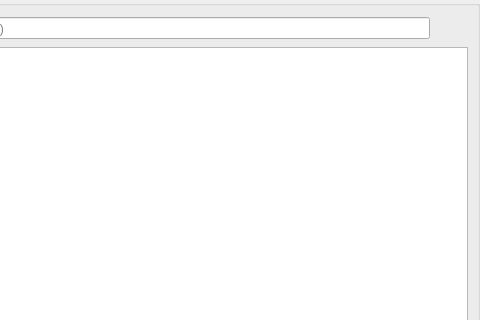
newlifes01/Synology_VideoStation_Master, file ui/main_window.ui: the form before one commit; both pictures show x 482 to 962 and y 0 to 320 of the 962 by 851 pixel window.
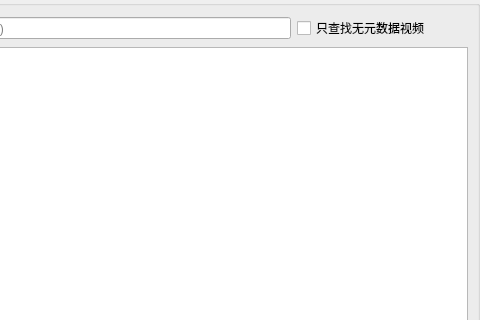
The form after the commit. Icons and pictures are not drawn. Custom widgets are drawn as their Qt base class.

Commit message: 添加只搜索空元数据选项

Patch:
```diff
--- a/ui/main_window.ui
+++ b/ui/main_window.ui
@@ -90,6 +90,13 @@
          </widget>
         </item>
         <item row="0" column="4">
+         <widget class="QCheckBox" name="chk_only_nil">
+          <property name="text">
+           <string>只查找无元数据视频</string>
+          </property>
+         </widget>
+        </item>
+        <item row="0" column="5">
          <widget class="QPushButton" name="btn_dsm_search">
           <property name="sizePolicy">
            <sizepolicy hsizetype="Fixed" vsizetype="Fixed">
@@ -127,7 +134,7 @@
           </property>
          </widget>
         </item>
-        <item row="1" column="0" colspan="5">
+        <item row="1" column="0" colspan="6">
          <widget class="TblSeacheResult" name="tbl_search_result_widget">
           <property name="selectionBehavior">
            <enum>QAbstractItemView::SelectRows</enum>
```
The commit also changes 4 other files.
